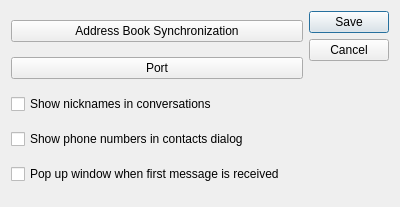
This is src/yappari-application/Gui/ui/globalsettingsdialog.ui in agamez/yappari as Qt 5 draws it before an edit. The edited form follows.
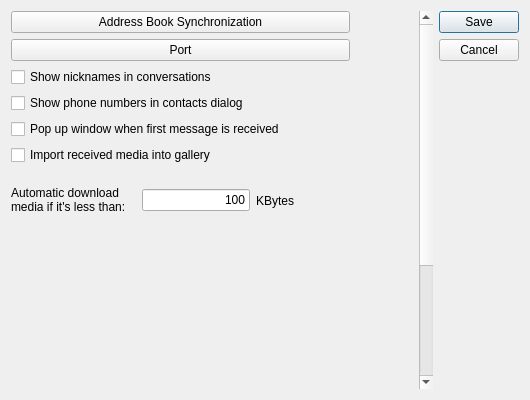
This is the edited form. Custom widgets are drawn as their Qt base class.

Patch:
```diff
--- a/src/yappari-application/Gui/ui/globalsettingsdialog.ui
+++ b/src/yappari-application/Gui/ui/globalsettingsdialog.ui
@@ -6,16 +6,77 @@
    <rect>
     <x>0</x>
     <y>0</y>
-    <width>400</width>
-    <height>207</height>
+    <width>530</width>
+    <height>400</height>
    </rect>
   </property>
   <property name="windowTitle">
    <string>Settings</string>
   </property>
-  <layout class="QHBoxLayout" name="horizontalLayout">
+  <layout class="QHBoxLayout" name="horizontalLayout_3">
    <item>
+    <layout class="QHBoxLayout" name="horizontalLayout_2"/>
+   </item>
+   <item>
+    <widget class="QScrollArea" name="scrollArea">
+     <property name="sizePolicy">
+      <sizepolicy hsizetype="Expanding" vsizetype="Expanding">
+       <horstretch>0</horstretch>
+       <verstretch>0</verstretch>
+      </sizepolicy>
+     </property>
+     <property name="layoutDirection">
+      <enum>Qt::LeftToRight</enum>
+     </property>
+     <property name="frameShape">
+      <enum>QFrame::NoFrame</enum>
+     </property>
+     <property name="lineWidth">
+      <number>0</number>
+     </property>
+     <property name="widgetResizable">
+      <bool>true</bool>
+     </property>
+     <widget class="QWidget" name="scrollAreaWidgetContents">
+      <property name="geometry">
+       <rect>
+        <x>0</x>
+        <y>0</y>
+        <width>398</width>
+        <height>550</height>
+       </rect>
+      </property>
+      <property name="sizePolicy">
+       <sizepolicy hsizetype="Preferred" vsizetype="Preferred">
+        <horstretch>0</horstretch>
+        <verstretch>0</verstretch>
+       </sizepolicy>
+      </property>
+      <property name="minimumSize">
+       <size>
+        <width>0</width>
+        <height>550</height>
+       </size>
+      </property>
+      <property name="layoutDirection">
+       <enum>Qt::LeftToRight</enum>
+      </property>
+      <widget class="QWidget" name="layoutWidget">
+       <property name="geometry">
+        <rect>
+         <x>0</x>
+         <y>0</y>
+         <width>339</width>
+         <height>219</height>
+        </rect>
+       </property>
     <layout class="QVBoxLayout" name="verticalLayout">
+        <property name="spacing">
+         <number>6</number>
+        </property>
+        <property name="sizeConstraint">
+         <enum>QLayout::SetMinAndMaxSize</enum>
+        </property>
      <item>
       <widget class="QMaemo5ValueButton" name="syncButton">
        <property name="text">
@@ -51,7 +112,89 @@
        </property>
       </widget>
      </item>
-    </layout>
+        <item>
+         <widget class="QCheckBox" name="importCheckbox">
+          <property name="text">
+           <string>Import received media into gallery</string>
+          </property>
+         </widget>
+        </item>
+        <item>
+         <layout class="QHBoxLayout" name="horizontalLayout">
+          <item>
+           <widget class="QLabel" name="label">
+            <property name="sizePolicy">
+             <sizepolicy hsizetype="Preferred" vsizetype="Fixed">
+              <horstretch>0</horstretch>
+              <verstretch>0</verstretch>
+             </sizepolicy>
+            </property>
+            <property name="text">
+             <string>Automatic download
+media if it's less than:   </string>
+            </property>
+           </widget>
+          </item>
+          <item>
+           <widget class="QLineEdit" name="automaticDownloadLineEdit">
+            <property name="sizePolicy">
+             <sizepolicy hsizetype="Fixed" vsizetype="Fixed">
+              <horstretch>0</horstretch>
+              <verstretch>0</verstretch>
+             </sizepolicy>
+            </property>
+            <property name="minimumSize">
+             <size>
+              <width>0</width>
+              <height>0</height>
+             </size>
+            </property>
+            <property name="maximumSize">
+             <size>
+              <width>150</width>
+              <height>16777215</height>
+             </size>
+            </property>
+            <property name="inputMethodHints">
+             <set>Qt::ImhDigitsOnly</set>
+            </property>
+            <property name="text">
+             <string>100</string>
+            </property>
+            <property name="maxLength">
+             <number>5</number>
+            </property>
+            <property name="alignment">
+             <set>Qt::AlignRight|Qt::AlignTrailing|Qt::AlignVCenter</set>
+            </property>
+           </widget>
+          </item>
+          <item>
+           <widget class="QLabel" name="label_2">
+            <property name="text">
+             <string>KBytes</string>
+            </property>
+           </widget>
+          </item>
+          <item>
+           <spacer name="horizontalSpacer">
+            <property name="orientation">
+             <enum>Qt::Horizontal</enum>
+            </property>
+            <property name="sizeHint" stdset="0">
+             <size>
+              <width>40</width>
+              <height>20</height>
+             </size>
+            </property>
+           </spacer>
+          </item>
+         </layout>
+        </item>
+       </layout>
+      </widget>
+     </widget>
+    </widget>
    </item>
    <item>
     <widget class="QDialogButtonBox" name="buttonBox">
```
Left out of the diff: 3 changed lines with no effect on the pictures. Lines whose indentation alone changed are shown as unchanged.
